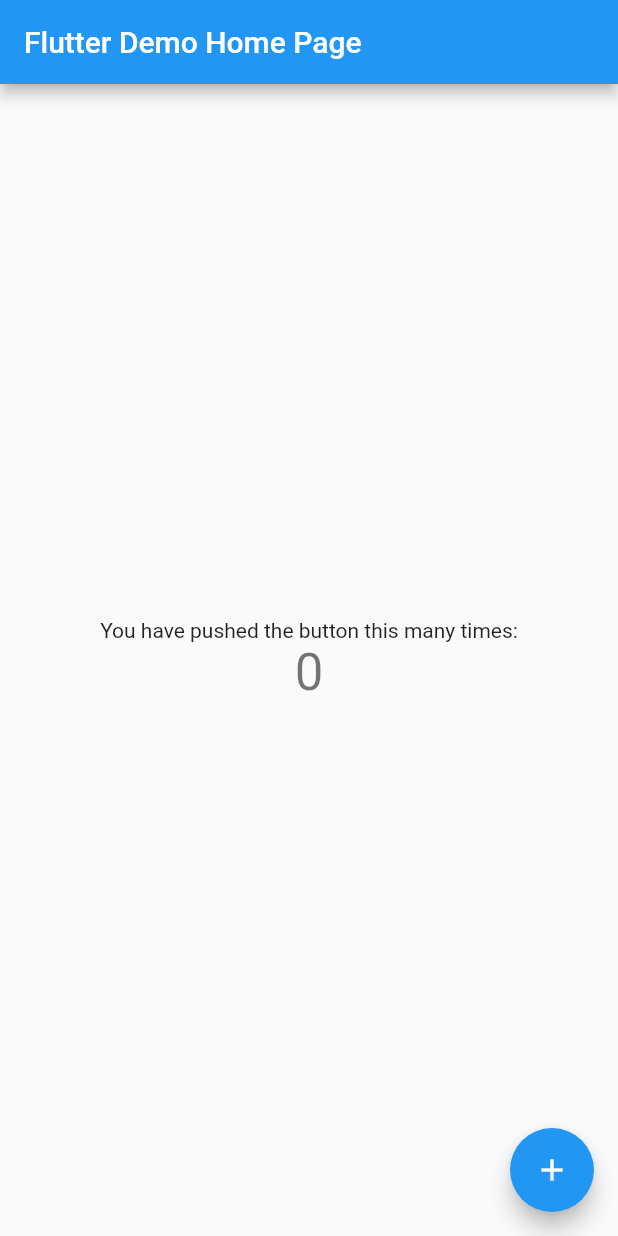
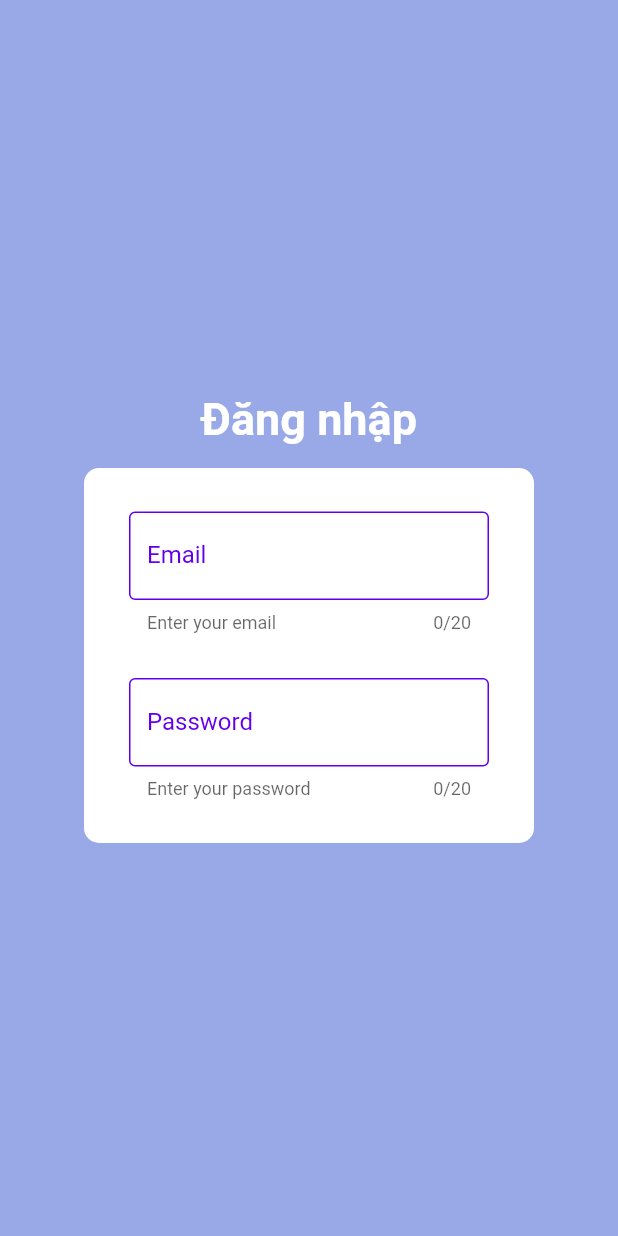
Before and after one commit to nightowls19vp/nyp19vp-fe-mb, a Flutter app: the screen it shows after launch, on a phone screen of 412 x 824 dp. Run offline on Flutter 3.47's test engine with Material 2 defaults, Android fonts, the phone set to English and light mode, and no system bars.

```diff
--- a/lib/main.dart
+++ b/lib/main.dart
@@ -1,115 +1,115 @@
 import 'package:flutter/material.dart';
 
-void main() {
-  runApp(const MyApp());
-}
+void main() => runApp(MyApp());
 
 class MyApp extends StatelessWidget {
-  const MyApp({super.key});
-
-  // This widget is the root of your application.
   @override
   Widget build(BuildContext context) {
     return MaterialApp(
       title: 'Flutter Demo',
-      theme: ThemeData(
-        // This is the theme of your application.
-        //
-        // Try running your application with "flutter run". You'll see the
-        // application has a blue toolbar. Then, without quitting the app, try
-        // changing the primarySwatch below to Colors.green and then invoke
-        // "hot reload" (press "r" in the console where you ran "flutter run",
-        // or simply save your changes to "hot reload" in a Flutter IDE).
-        // Notice that the counter didn't reset back to zero; the application
-        // is not restarted.
-        primarySwatch: Colors.blue,
-      ),
-      home: const MyHomePage(title: 'Flutter Demo Home Page'),
+      debugShowCheckedModeBanner: false,
+      home: MyHomePage(),
     );
   }
 }
 
 class MyHomePage extends StatefulWidget {
-  const MyHomePage({super.key, required this.title});
-
-  // This widget is the home page of your application. It is stateful, meaning
-  // that it has a State object (defined below) that contains fields that affect
-  // how it looks.
-
-  // This class is the configuration for the state. It holds the values (in this
-  // case the title) provided by the parent (in this case the App widget) and
-  // used by the build method of the State. Fields in a Widget subclass are
-  // always marked "final".
-
-  final String title;
-
   @override
   State<MyHomePage> createState() => _MyHomePageState();
 }
 
 class _MyHomePageState extends State<MyHomePage> {
-  int _counter = 0;
+  late final TextEditingController emailController = TextEditingController()
+    ..addListener(() {
+      if (emailController.text.isEmpty) {
+        setState(() {});
+      }
+    });
 
-  void _incrementCounter() {
-    setState(() {
-      // This call to setState tells the Flutter framework that something has
-      // changed in this State, which causes it to rerun the build method below
-      // so that the display can reflect the updated values. If we changed
-      // _counter without calling setState(), then the build method would not be
-      // called again, and so nothing would appear to happen.
-      _counter++;
+  late final TextEditingController pwdController = TextEditingController()
+    ..addListener(() {
+      if (pwdController.text.isEmpty) {
+        setState(() {});
+      }
     });
-  }
 
-  @override
   Widget build(BuildContext context) {
-    // This method is rerun every time setState is called, for instance as done
-    // by the _incrementCounter method above.
-    //
-    // The Flutter framework has been optimized to make rerunning build methods
-    // fast, so that you can just rebuild anything that needs updating rather
-    // than having to individually change instances of widgets.
     return Scaffold(
-      appBar: AppBar(
-        // Here we take the value from the MyHomePage object that was created by
-        // the App.build method, and use it to set our appbar title.
-        title: Text(widget.title),
-      ),
-      body: Center(
-        // Center is a layout widget. It takes a single child and positions it
-        // in the middle of the parent.
-        child: Column(
-          // Column is also a layout widget. It takes a list of children and
-          // arranges them vertically. By default, it sizes itself to fit its
-          // children horizontally, and tries to be as tall as its parent.
-          //
-          // Invoke "debug painting" (press "p" in the console, choose the
-          // "Toggle Debug Paint" action from the Flutter Inspector in Android
-          // Studio, or the "Toggle Debug Paint" command in Visual Studio Code)
-          // to see the wireframe for each widget.
-          //
-          // Column has various properties to control how it sizes itself and
-          // how it positions its children. Here we use mainAxisAlignment to
-          // center the children vertically; the main axis here is the vertical
-          // axis because Columns are vertical (the cross axis would be
-          // horizontal).
+        backgroundColor: Color.fromARGB(255, 153, 169, 232),
+        body: Center(
+            child: Column(
           mainAxisAlignment: MainAxisAlignment.center,
-          children: <Widget>[
-            const Text(
-              'You have pushed the button this many times:',
+          children: [
+            Padding(
+              padding: EdgeInsets.only(bottom: 15.0),
+              child: Text('Đăng nhập',
+                  style: TextStyle(
+                      color: Colors.white,
+                      fontSize: 30,
+                      fontWeight: FontWeight.bold)),
             ),
-            Text(
-              '$_counter',
-              style: Theme.of(context).textTheme.headlineMedium,
+            Container(
+              height: 250,
+              width: 300,
+              decoration: BoxDecoration(
+                color: Colors.white,
+                borderRadius: BorderRadius.circular(10),
+              ),
+              child: Column(
+                  mainAxisAlignment: MainAxisAlignment.center,
+                  children: [
+                    Padding(
+                        padding: EdgeInsets.only(
+                            left: 30.0, top: 15.0, right: 30.0, bottom: 15.0),
+                        child: TextFormField(
+                          // initialValue: 'Input your email',\
+                          controller: emailController,
+                          maxLength: 20,
+                          decoration: InputDecoration(
+                            labelText: 'Email',
+                            hintText: 'email@xyz.com',
+                            labelStyle: TextStyle(
+                              color: Color(0xFF6200EE),
+                            ),
+                            helperText: 'Enter your email',
+                            suffixIcon: emailController.text.isEmpty
+                                ? null
+                                : IconButton(
+                                    onPressed: () {},
+                                    icon: Icon(Icons.clear),
+                                  ),
+                            enabledBorder: OutlineInputBorder(
+                              borderSide: BorderSide(color: Color(0xFF6200EE)),
+                            ),
+                          ),
+                        )),
+                    Padding(
+                        padding: EdgeInsets.only(
+                            left: 30.0, top: 15.0, right: 30.0, bottom: 15.0),
+                        child: TextFormField(
+                          // initialValue: 'Input text',
+                          controller: pwdController,
+                          maxLength: 20,
+                          decoration: InputDecoration(
+                            labelText: 'Password',
+                            labelStyle: TextStyle(
+                              color: Color(0xFF6200EE),
+                            ),
+                            helperText: 'Enter your password',
+                            suffixIcon: pwdController.text.isEmpty
+                                ? null
+                                : IconButton(
+                                    onPressed: () {},
+                                    icon: Icon(Icons.clear),
+                                  ),
+                            enabledBorder: OutlineInputBorder(
+                              borderSide: BorderSide(color: Color(0xFF6200EE)),
+                            ),
+                          ),
+                        )),
+                  ]),
             ),
           ],
-        ),
-      ),
-      floatingActionButton: FloatingActionButton(
-        onPressed: _incrementCounter,
-        tooltip: 'Increment',
-        child: const Icon(Icons.add),
-      ), // This trailing comma makes auto-formatting nicer for build methods.
-    );
+        )));
   }
 }
```
